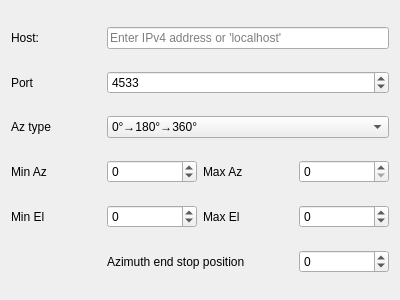
This is ui files/Rotator.ui in z-taylor/Satellite-tracker-reworked as Qt 5 draws it before an edit. The edited form follows.
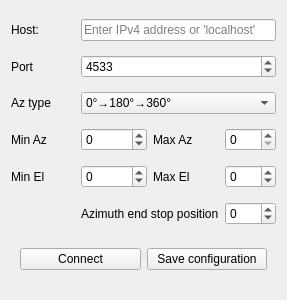
This is the edited form.

What changed in the file:
```diff
--- a/ui files/Rotator.ui
+++ b/ui files/Rotator.ui
@@ -6,7 +6,7 @@
    <rect>
     <x>0</x>
     <y>0</y>
-    <width>400</width>
+    <width>287</width>
     <height>300</height>
    </rect>
   </property>
@@ -14,10 +14,20 @@
    <string>Rotator connect</string>
   </property>
   <layout class="QGridLayout" name="gridLayout">
-   <item row="0" column="2" colspan="3">
-    <widget class="QLineEdit" name="lineEdit">
-     <property name="placeholderText">
-      <string>Enter IPv4 address or 'localhost'</string>
+   <item row="5" column="2" colspan="2">
+    <widget class="QLabel" name="label_6">
+     <property name="text">
+      <string>Azimuth end stop position</string>
+     </property>
+    </widget>
+   </item>
+   <item row="3" column="2">
+    <widget class="QSpinBox" name="MinAZ">
+     <property name="minimum">
+      <number>-200</number>
+     </property>
+     <property name="maximum">
+      <number>100</number>
      </property>
     </widget>
    </item>
@@ -28,15 +38,15 @@
      </property>
     </widget>
    </item>
-   <item row="1" column="0">
-    <widget class="QLabel" name="label_2">
+   <item row="3" column="3">
+    <widget class="QLabel" name="label_7">
      <property name="text">
-      <string>Port</string>
+      <string>Max Az</string>
      </property>
     </widget>
    </item>
    <item row="1" column="2" colspan="3">
-    <widget class="QSpinBox" name="spinBox">
+    <widget class="QSpinBox" name="portBox">
      <property name="maximum">
       <number>65535</number>
      </property>
@@ -45,20 +55,6 @@
      </property>
     </widget>
    </item>
-   <item row="4" column="0">
-    <widget class="QLabel" name="label_5">
-     <property name="text">
-      <string>Min El</string>
-     </property>
-    </widget>
-   </item>
-   <item row="0" column="0">
-    <widget class="QLabel" name="label">
-     <property name="text">
-      <string>Host: </string>
-     </property>
-    </widget>
-   </item>
    <item row="2" column="0">
     <widget class="QLabel" name="label_3">
      <property name="text">
@@ -66,51 +62,17 @@
      </property>
     </widget>
    </item>
-   <item row="2" column="2" colspan="3">
-    <widget class="QComboBox" name="comboBox">
-     <item>
-      <property name="text">
-       <string>0°→180°→360°</string>
-      </property>
-     </item>
-     <item>
-      <property name="text">
-       <string>-180°→0°→+180°</string>
-      </property>
-     </item>
-    </widget>
-   </item>
-   <item row="3" column="2">
-    <widget class="QSpinBox" name="spinBox_3">
-     <property name="minimum">
-      <number>-200</number>
-     </property>
-     <property name="maximum">
-      <number>100</number>
-     </property>
-    </widget>
-   </item>
-   <item row="3" column="3">
-    <widget class="QLabel" name="label_7">
-     <property name="text">
-      <string>Max Az</string>
-     </property>
-    </widget>
-   </item>
    <item row="3" column="4">
-    <widget class="QSpinBox" name="spinBox_4">
+    <widget class="QSpinBox" name="MaxAZ">
      <property name="maximum">
       <number>450</number>
      </property>
     </widget>
    </item>
-   <item row="4" column="2">
-    <widget class="QSpinBox" name="spinBox_5">
-     <property name="minimum">
-      <number>-10</number>
-     </property>
-     <property name="maximum">
-      <number>180</number>
+   <item row="0" column="0">
+    <widget class="QLabel" name="label">
+     <property name="text">
+      <string>Host: </string>
      </property>
     </widget>
    </item>
@@ -121,8 +83,32 @@
      </property>
     </widget>
    </item>
+   <item row="0" column="2" colspan="3">
+    <widget class="QLineEdit" name="ipBox">
+     <property name="placeholderText">
+      <string>Enter IPv4 address or 'localhost'</string>
+     </property>
+    </widget>
+   </item>
    <item row="4" column="4">
-    <widget class="QSpinBox" name="spinBox_6">
+    <widget class="QSpinBox" name="MaxEL">
+     <property name="minimum">
+      <number>-10</number>
+     </property>
+     <property name="maximum">
+      <number>180</number>
+     </property>
+    </widget>
+   </item>
+   <item row="4" column="0">
+    <widget class="QLabel" name="label_5">
+     <property name="text">
+      <string>Min El</string>
+     </property>
+    </widget>
+   </item>
+   <item row="4" column="2">
+    <widget class="QSpinBox" name="MinEL">
      <property name="minimum">
       <number>-10</number>
      </property>
@@ -132,7 +118,7 @@
     </widget>
    </item>
    <item row="5" column="4">
-    <widget class="QSpinBox" name="spinBox_2">
+    <widget class="QSpinBox" name="AZendPos">
      <property name="buttonSymbols">
       <enum>QAbstractSpinBox::ButtonSymbols::UpDownArrows</enum>
      </property>
@@ -144,13 +130,53 @@
      </property>
     </widget>
    </item>
-   <item row="5" column="2" colspan="2">
-    <widget class="QLabel" name="label_6">
+   <item row="1" column="0">
+    <widget class="QLabel" name="label_2">
      <property name="text">
-      <string>Azimuth end stop position</string>
+      <string>Port</string>
      </property>
     </widget>
    </item>
+   <item row="2" column="2" colspan="3">
+    <widget class="QComboBox" name="AZtype">
+     <item>
+      <property name="text">
+       <string>0°→180°→360°</string>
+      </property>
+     </item>
+     <item>
+      <property name="text">
+       <string>-180°→0°→+180°</string>
+      </property>
+     </item>
+    </widget>
+   </item>
+   <item row="6" column="0" colspan="5">
+    <widget class="QWidget" name="widget" native="true">
+     <property name="sizePolicy">
+      <sizepolicy hsizetype="Preferred" vsizetype="Fixed">
+       <horstretch>0</horstretch>
+       <verstretch>0</verstretch>
+      </sizepolicy>
+     </property>
+     <layout class="QGridLayout" name="gridLayout_2">
+      <item row="1" column="0">
+       <widget class="QPushButton" name="connectButton">
+        <property name="text">
+         <string>Connect</string>
+        </property>
+       </widget>
+      </item>
+      <item row="1" column="1">
+       <widget class="QPushButton" name="saveButton">
+        <property name="text">
+         <string>Save configuration</string>
+        </property>
+       </widget>
+      </item>
+     </layout>
+    </widget>
+   </item>
   </layout>
  </widget>
  <resources/>
```
